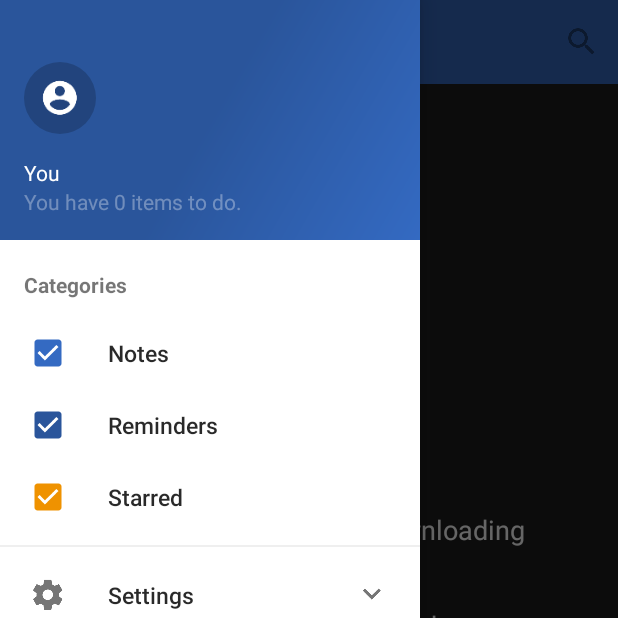
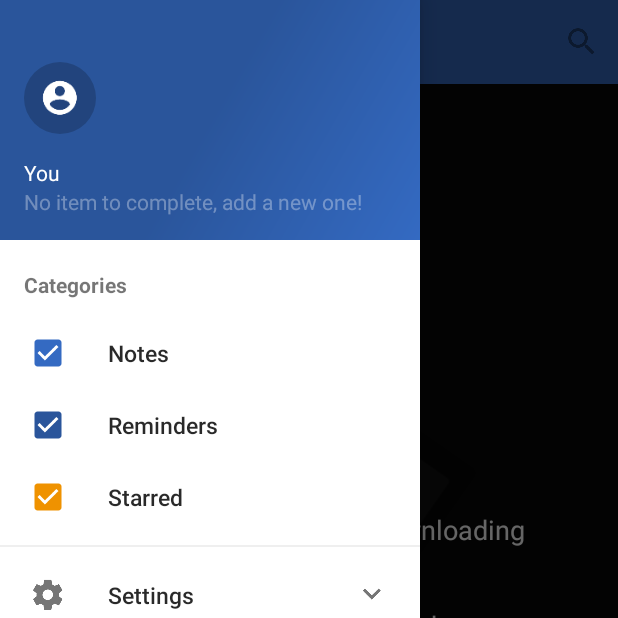
Before and after one commit to tommasoberlose/focus-lite, an Android app: the screen it shows after launch (Main), with the side drawer open, on a phone screen of 412 x 824 dp, the top half of it. Run offline under Robolectric (Android 15) with nearby library versions, the phone set to English and light mode, and no system bars; libraries missing offline, so code that uses them is left out: com.github.paolorotolo.appintro; 2 statements that could not run were skipped.

Commit message:
Sistemato errore pasw, sistemato update list smooth, sistemata lista con immagine per nessun elemento

```diff
--- a/FLite/app/build.gradle
+++ b/FLite/app/build.gradle
@@ -8,8 +8,8 @@ android {
         applicationId "com.nego.flite"
         minSdkVersion 17
         targetSdkVersion 23
-        versionCode 33
-        versionName "1.1"
+        versionCode 34
+        versionName "1.2"
     }
     buildTypes {
         release {
--- a/FLite/app/src/main/java/com/nego/flite/Functions/ReminderService.java
+++ b/FLite/app/src/main/java/com/nego/flite/Functions/ReminderService.java
@@ -26,6 +26,8 @@ public class ReminderService extends IntentService {
             Utils.notification_update(this, s, r);
 
         Intent i = new Intent(Costants.ACTION_UPDATE_LIST);
+        i.putExtra(Costants.EXTRA_ACTION_TYPE, s);
+        i.putExtra(Costants.EXTRA_REMINDER, r);
         sendBroadcast(i);
     }
 
--- a/FLite/app/src/main/java/com/nego/flite/Main.java
+++ b/FLite/app/src/main/java/com/nego/flite/Main.java
@@ -248,7 +248,6 @@ public class Main extends AppCompatActivity {
 
         // HEADER
         ((TextView) findViewById(R.id.header_name)).setText(Utils.getOwnerName(this));
-        setCount();
     }
 
     @Override
@@ -271,7 +270,14 @@ public class Main extends AppCompatActivity {
 
             @Override
             public void onReceive(Context context, Intent intent) {
-                updateList(query);
+                String action = intent.getStringExtra(Costants.EXTRA_ACTION_TYPE);
+                Reminder r = intent.getParcelableExtra(Costants.EXTRA_REMINDER);
+                if (action != null && r != null && mAdapter != null) {
+                    mAdapter.update(action, r);
+                    setCount();
+                } else {
+                    updateList(query);
+                }
             }
         };
         registerReceiver(mReceiver, intentFilter);
@@ -363,8 +369,8 @@ public class Main extends AppCompatActivity {
                     public void run() {
                         recList.setAdapter(adapter);
                         mAdapter = adapter;
+                        setCount();
                         mSwipeRefreshLayout.setRefreshing(false);
-                        fab.show();
                     }
                 });
             }
@@ -372,6 +378,14 @@ public class Main extends AppCompatActivity {
     }
 
     public void setCount() {
-        ((TextView) findViewById(R.id.items_todo)).setText(getString(R.string.num_items_todo, Utils.itemsToDo(this)) + ".");
+        int c = Utils.itemsToDo(this);
+        if (c == 0) {
+            ((TextView) findViewById(R.id.items_todo)).setText(getString(R.string.no_items));
+        } else {
+            ((TextView) findViewById(R.id.items_todo)).setText(getString(R.string.num_items_todo, c) + ".");
+        }
+
+        if (mAdapter != null)
+            findViewById(R.id.no_notes).setVisibility(mAdapter.getItemCount() > 0 ? View.GONE : View.VISIBLE);
     }
 }
--- a/FLite/app/src/main/java/com/nego/flite/MyDialog.java
+++ b/FLite/app/src/main/java/com/nego/flite/MyDialog.java
@@ -225,6 +225,12 @@ public class MyDialog extends AppCompatActivity {
                 if (intent.getAction() != null && Costants.ACTION_EDIT_ITEM.equals(intent.getAction())) {
                     int id = ((Reminder) intent.getParcelableExtra(Costants.EXTRA_REMINDER)).getId();
                     r = Utils.getReminder(this, id);
+
+                    if (r == null) {
+                        sendBroadcast(new Intent(Costants.ACTION_UPDATE_LIST));
+                        Toast.makeText(this, getString(R.string.error), Toast.LENGTH_SHORT).show();
+                        finish();
+                    }
 
                     pasw = r.getPasw();
                     controlPasw();
--- a/FLite/app/src/main/res/layout/add_item_dialog.xml
+++ b/FLite/app/src/main/res/layout/add_item_dialog.xml
@@ -15,7 +15,7 @@
 
             <android.support.v4.view.ViewPager
                 android:layout_width="match_parent"
-                android:layout_height="196dp"
+                android:layout_height="200dp"
                 android:id="@+id/card_img"
                 android:visibility="gone"/>
 
--- a/FLite/app/src/main/res/layout/content_main_list.xml
+++ b/FLite/app/src/main/res/layout/content_main_list.xml
@@ -22,6 +22,42 @@
             android:background="@color/background_material_light"
             app:layout_behavior="@string/appbar_scrolling_view_behavior"/>
     </android.support.v4.widget.SwipeRefreshLayout>
+
+    <LinearLayout
+        android:layout_width="match_parent"
+        android:layout_height="match_parent"
+        android:orientation="vertical"
+        android:weightSum="1"
+        android:padding="16dp"
+        android:id="@+id/no_notes"
+        android:background="@color/back_card"
+        android:visibility="visible">
+        <LinearLayout
+            android:layout_width="match_parent"
+            android:layout_height="0dp"
+            android:layout_weight="0.7"
+            android:gravity="center">
+            <ImageView
+                android:layout_width="wrap_content"
+                android:layout_height="wrap_content"
+                android:contentDescription="@string/no_items"
+                android:src="@drawable/no_notes_img"/>
+        </LinearLayout>
+        <LinearLayout
+            android:layout_width="match_parent"
+            android:layout_height="0dp"
+            android:layout_weight="0.3"
+            android:gravity="center_horizontal">
+            <TextView
+                android:layout_width="match_parent"
+                android:layout_height="wrap_content"
+                android:textAppearance="?android:attr/textAppearanceMedium"
+                android:fontFamily="sans-serif-light"
+                android:gravity="center_horizontal"
+                android:textColor="@android:color/white"
+                android:text="@string/text_no_items" />
+        </LinearLayout>
+    </LinearLayout>
 
     <RelativeLayout
         android:layout_width="match_parent"
--- a/FLite/app/src/main/res/layout/reminder_types_dialog.xml
+++ b/FLite/app/src/main/res/layout/reminder_types_dialog.xml
@@ -144,6 +144,7 @@
         android:layout_marginTop="16dp"
         android:layout_marginBottom="16dp"
         android:orientation="horizontal"
+        android:gravity="center_vertical"
         android:id="@+id/container_actual_reminder"
         android:visibility="gone">
         <TextView
--- a/FLite/app/src/main/res/values-v21/styles.xml
+++ b/FLite/app/src/main/res/values-v21/styles.xml
@@ -33,6 +33,14 @@
     </style>
 
     <style name="MyDialog_theme" parent="Theme.AppCompat.Light.NoActionBar">
+        <item name="android:colorPrimary">@color/primary</item>
+        <item name="android:colorPrimaryDark">@color/primary_dark</item>
+        <item name="android:colorAccent">@color/primary</item>
+        <item name="android:windowDrawsSystemBarBackgrounds">true</item>
+
+        <item name="colorControlActivated">@color/primary_light</item>
+        <item name="colorSwitchThumbNormal">@color/primary_dark</item>
+
         <item name="windowNoTitle">true</item>
         <item name="windowActionBar">false</item>
         <item name="android:windowContentOverlay">@null</item>
--- a/FLite/app/src/main/res/values/strings.xml
+++ b/FLite/app/src/main/res/values/strings.xml
@@ -216,5 +216,5 @@
     <string name="section_devices_and_connections">Devices and Connections</string>
     <string name="title_show_notify">Show Focus Notify</string>
     <string name="subtitle_show_notify">Enter your notes between notifications and keep everything under control!</string>
-    <string name="text_no_items">Damn, no notes founded!\nAdd a new one and save what you want.</string>
+    <string name="text_no_items">Congratulations!\nYou have completed all your notes!</string>
 </resources>
--- a/FLite/app/src/main/res/values/styles.xml
+++ b/FLite/app/src/main/res/values/styles.xml
@@ -2,7 +2,6 @@
 <resources>
     <!-- MAIN THEME -->
     <style name="AppTheme" parent="Theme.AppCompat.Light.NoActionBar">
-
         <item name="colorControlActivated">@color/primary_light</item>
         <item name="colorSwitchThumbNormal">@color/primary_dark</item>
         <item name="colorPrimary">@color/primary</item>
@@ -27,6 +26,13 @@
 
 
     <style name="MyDialog_theme" parent="Theme.AppCompat.Light.NoActionBar">
+        <item name="colorPrimary">@color/primary</item>
+        <item name="colorPrimaryDark">@color/primary_dark</item>
+        <item name="colorAccent">@color/primary</item>
+
+        <item name="colorControlActivated">@color/primary_light</item>
+        <item name="colorSwitchThumbNormal">@color/primary_dark</item>
+
         <item name="windowNoTitle">true</item>
         <item name="windowActionBar">false</item>
         <item name="android:windowContentOverlay">@null</item>
```
Also changed, not shown: FLite/app/src/main/java/com/nego/flite/Adapter/AdapterList.java (+40 -4 lines), FLite/app/src/main/res/drawable/no_notes_img.png (added), 4 other files.
